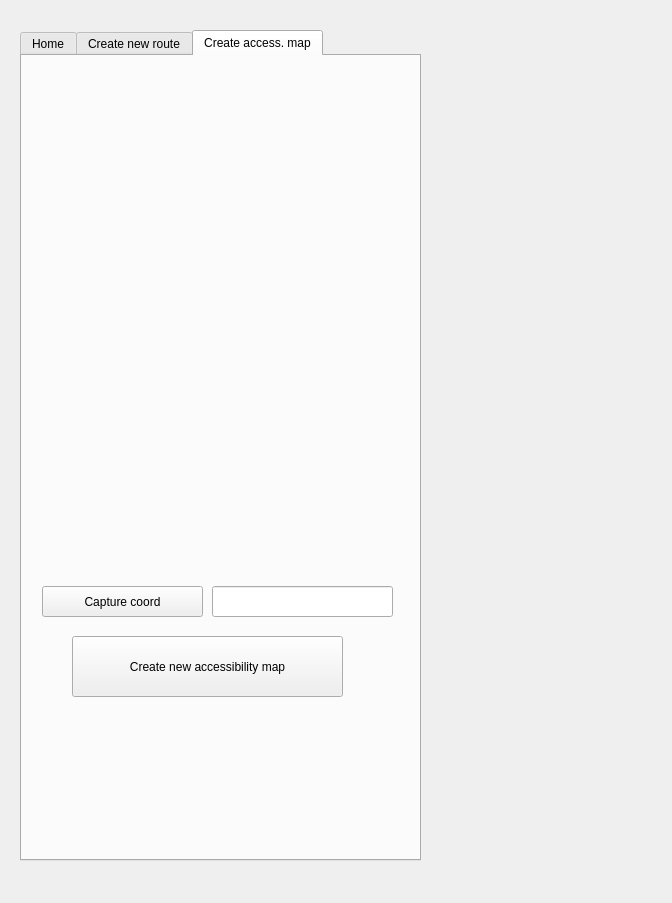
Qt form transition_qgis_dockwidget_base.ui (chairemobilite/transition_qgis) before a commit.
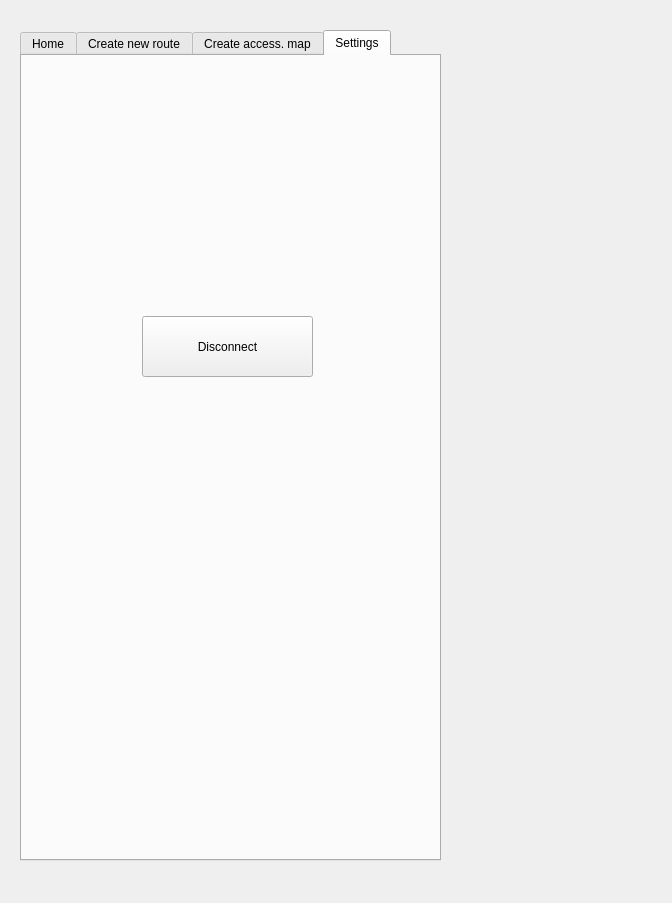
The same form after that commit.

Commit message: Add settings & disconnect feature

```diff
--- a/transition_qgis_dockwidget_base.ui
+++ b/transition_qgis_dockwidget_base.ui
@@ -18,12 +18,12 @@
     <rect>
      <x>20</x>
      <y>30</y>
-     <width>401</width>
+     <width>421</width>
      <height>831</height>
     </rect>
    </property>
    <property name="currentIndex">
-    <number>2</number>
+    <number>3</number>
    </property>
    <widget class="QWidget" name="tab">
     <attribute name="title">
@@ -161,7 +161,7 @@
     <widget class="QPushButton" name="accessibilityCaptureButton">
      <property name="geometry">
       <rect>
-       <x>20</x>
+       <x>30</x>
        <y>530</y>
        <width>161</width>
        <height>31</height>
@@ -174,7 +174,7 @@
     <widget class="QPushButton" name="accessibilityButton">
      <property name="geometry">
       <rect>
-       <x>50</x>
+       <x>60</x>
        <y>580</y>
        <width>271</width>
        <height>61</height>
@@ -187,7 +187,7 @@
     <widget class="QLineEdit" name="userCrsEditAccessibility">
      <property name="geometry">
       <rect>
-       <x>190</x>
+       <x>200</x>
        <y>530</y>
        <width>181</width>
        <height>31</height>
@@ -197,7 +197,7 @@
     <widget class="QWidget" name="verticalLayoutWidget_2">
      <property name="geometry">
       <rect>
-       <x>10</x>
+       <x>20</x>
        <y>10</y>
        <width>371</width>
        <height>501</height>
@@ -206,6 +206,35 @@
      <layout class="QVBoxLayout" name="accessibilityVerticalLayout"/>
     </widget>
    </widget>
+   <widget class="QWidget" name="tab_4">
+    <attribute name="title">
+     <string>Settings</string>
+    </attribute>
+    <widget class="QWidget" name="verticalLayoutWidget_3">
+     <property name="geometry">
+      <rect>
+       <x>20</x>
+       <y>20</y>
+       <width>381</width>
+       <height>221</height>
+      </rect>
+     </property>
+     <layout class="QVBoxLayout" name="settingsVerticalLayout"/>
+    </widget>
+    <widget class="QPushButton" name="diconnectButton">
+     <property name="geometry">
+      <rect>
+       <x>120</x>
+       <y>260</y>
+       <width>171</width>
+       <height>61</height>
+      </rect>
+     </property>
+     <property name="text">
+      <string>Disconnect</string>
+     </property>
+    </widget>
+   </widget>
   </widget>
  </widget>
  <resources/>
```
Left out of the diff: 18 changed lines with no effect on the pictures. The commit also changes 2 other files.
